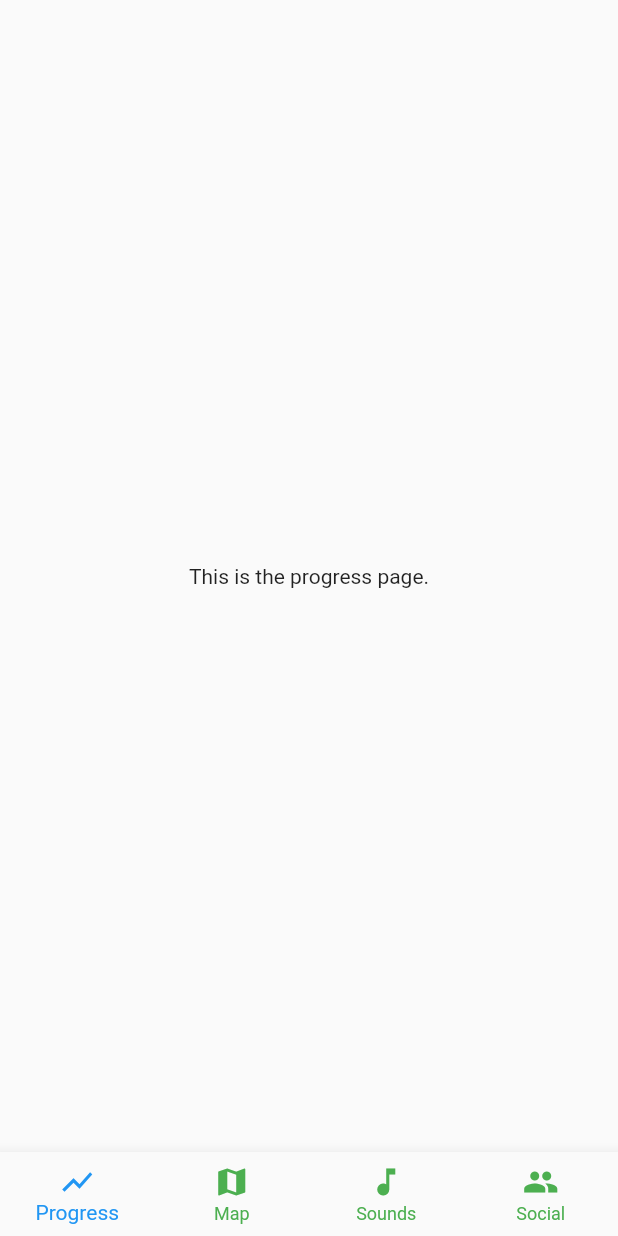
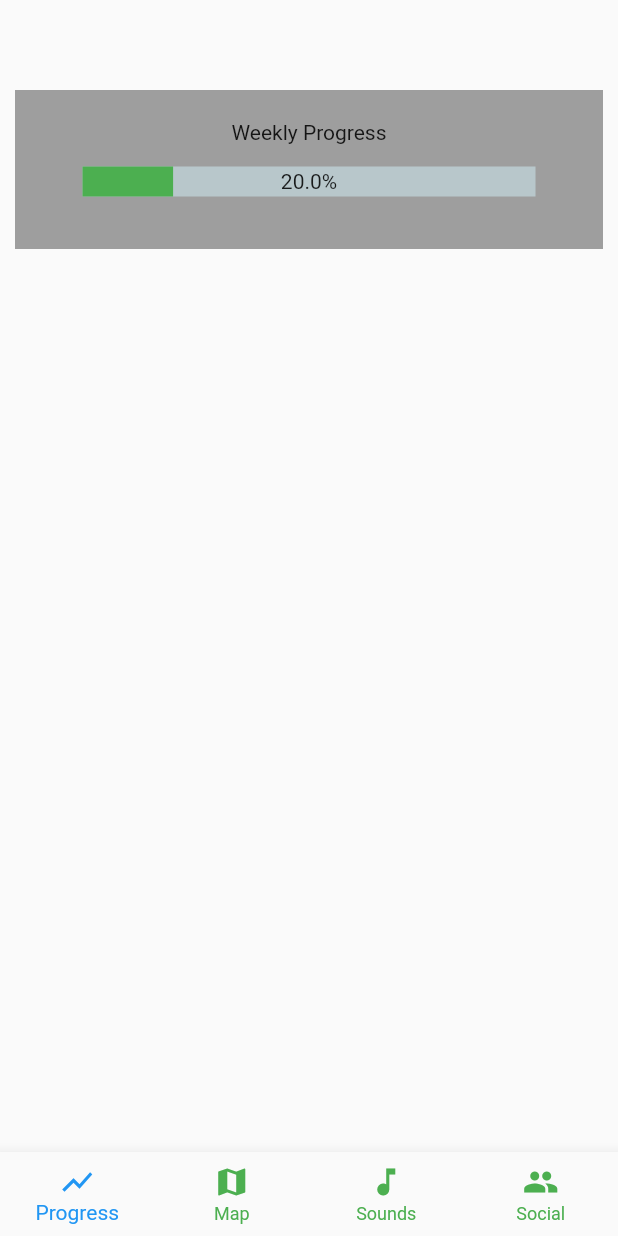
Before and after one commit to CodeCatCreations/Urban-Escape, a Flutter app: the screen it shows after launch, on a phone screen of 412 x 824 dp. Run offline on Flutter 3.47's test engine with Material 2 defaults, Android fonts, the phone set to English and light mode, and no system bars; drawn by our look-alikes of percent_indicator.

Commit message:
progress_page: added percent bar

```diff
--- a/lib/progress_page.dart
+++ b/lib/progress_page.dart
@@ -1,13 +1,42 @@
 import 'package:flutter/material.dart';
+import 'package:percent_indicator/percent_indicator.dart';
 
 class ProgressPage extends StatelessWidget {
   const ProgressPage({Key? key}) : super(key: key);
 
   @override
   Widget build(BuildContext context) {
-    return const Scaffold(
-      body: Center(
-        child: Text("This is the progress page."),
+     return Scaffold(
+      body: Column(
+        children: [
+          Container(
+            margin: const EdgeInsets.only(top: 60.0, right: 10.0, left: 10.0, bottom: 10.0),
+            padding: const EdgeInsets.all(20.0),
+            color: Colors.grey,
+            width: double.infinity,
+            child: Column(
+              children: [
+                const Center(
+                  child: Text(
+                    'Weekly Progress',
+                  ),
+                ),
+                Padding(
+                  padding: const EdgeInsets.all(15.0),
+                  child: LinearPercentIndicator(
+                    width: MediaQuery.of(context).size.width - 90.0,
+                    animation: true,
+                    animationDuration: 1000,
+                    lineHeight: 20.0,
+                    percent: 0.2,
+                    center: const Text("20.0%"),
+                    progressColor: Colors.green,
+                  ),
+                ),
+              ],
+            ),
+          ),
+        ],
       ),
     );
   }
```
